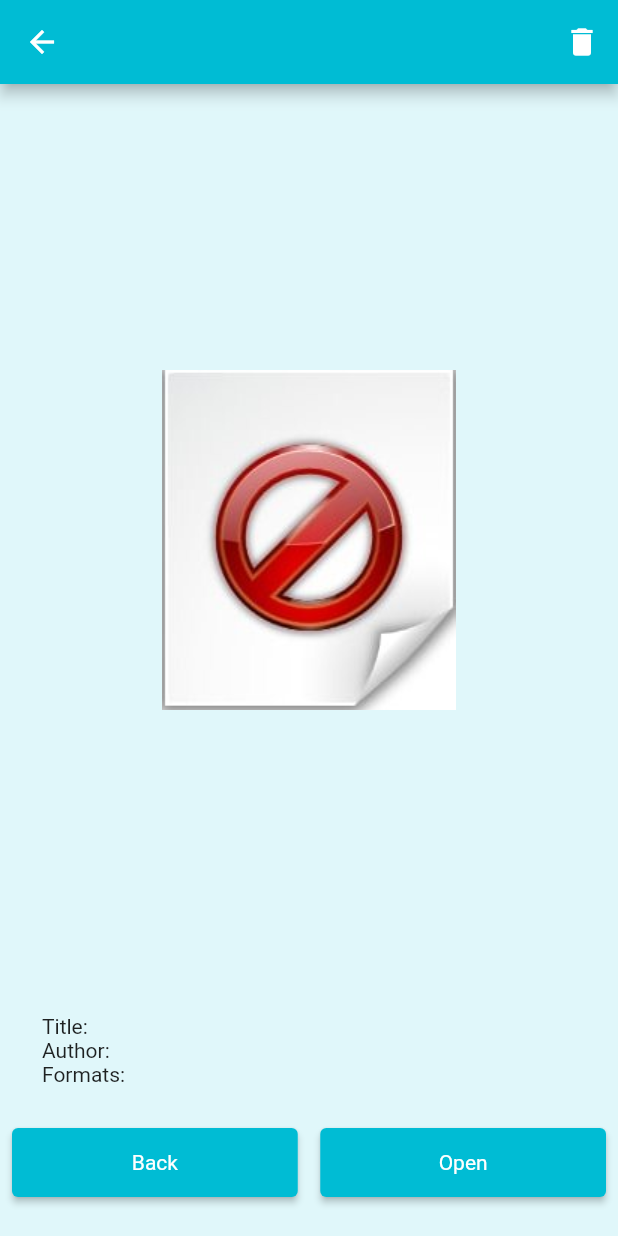
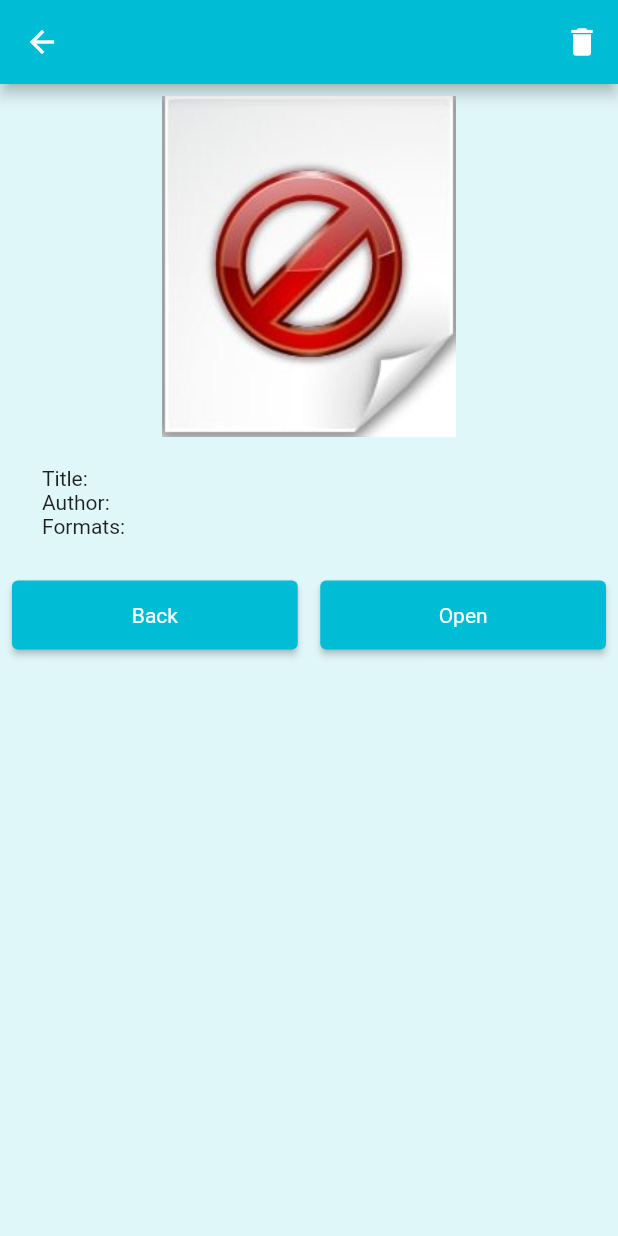
Before and after one commit to kurjakrichard/flutibre, a Flutter app: the BookDetailsContent screen opened directly with empty values, on a phone screen of 412 x 824 dp. Run offline on Flutter 3.47's test engine with Material 2 defaults, Android fonts, the phone set to English and light mode, and no system bars; our stand-ins replace delayed_display, equatable, file_picker, flutter_riverpod, open_filex, permission_handler and 3 more; missing offline and left inert: pluto_grid; accounts and stored records are empty; generated files the repository leaves out were written again.

Commit message:
fix image size

```diff
--- a/lib/pages/book_details_page.dart
+++ b/lib/pages/book_details_page.dart
@@ -56,11 +56,10 @@ class _BookDetailsContentState extends State<BookDetailsContent> {
         ),
         body: Padding(
             padding: const EdgeInsets.all(8.0),
+            child: SingleChildScrollView(
               child: Column(
                 children: <Widget>[
-                Expanded(
-                  child: loadCover(),
-                ),
+                  loadCover(),
                   SizedBox(
                     height: 160,
                     child: Column(
@@ -93,11 +92,11 @@ class _BookDetailsContentState extends State<BookDetailsContent> {
                               Expanded(
                                 child: ElevatedButton(
                                   onPressed: () {
-                                  Navigator.pop(context);
+                                    Navigator.canPop(context);
                                   },
                                   style: TextButton.styleFrom(
-                                  padding:
-                                      const EdgeInsets.symmetric(vertical: 15),
+                                    padding: const EdgeInsets.symmetric(
+                                        vertical: 15),
                                   ),
                                   child: const Text(
                                     'Back',
@@ -115,8 +114,8 @@ class _BookDetailsContentState extends State<BookDetailsContent> {
                                     OpenFilex.open(bookPath);
                                   },
                                   style: TextButton.styleFrom(
-                                  padding:
-                                      const EdgeInsets.symmetric(vertical: 15),
+                                    padding: const EdgeInsets.symmetric(
+                                        vertical: 15),
                                   ),
                                   child: const Text(
                                     'Open',
@@ -130,6 +129,7 @@ class _BookDetailsContentState extends State<BookDetailsContent> {
                     ),
                   ),
                 ],
+              ),
             )));
   }
 
@@ -137,9 +137,13 @@ class _BookDetailsContentState extends State<BookDetailsContent> {
     int hasCover = widget.book!.has_cover;
     String path = widget.book!.path;
     String bookPath = '${prefs.getString('path')}/$path/cover.jpg';
+
     return hasCover == 1
-        ? Image.file(File(bookPath))
-        : Image.asset('images/cover.png');
+        ? Image.file(
+            File(bookPath),
+            height: 600,
+          )
+        : Image.asset('images/cover.png', fit: BoxFit.contain);
   }
 
   Future<dynamic> deleteDialog(BuildContext context) {
```
Lines whose indentation alone changed are shown as unchanged.
